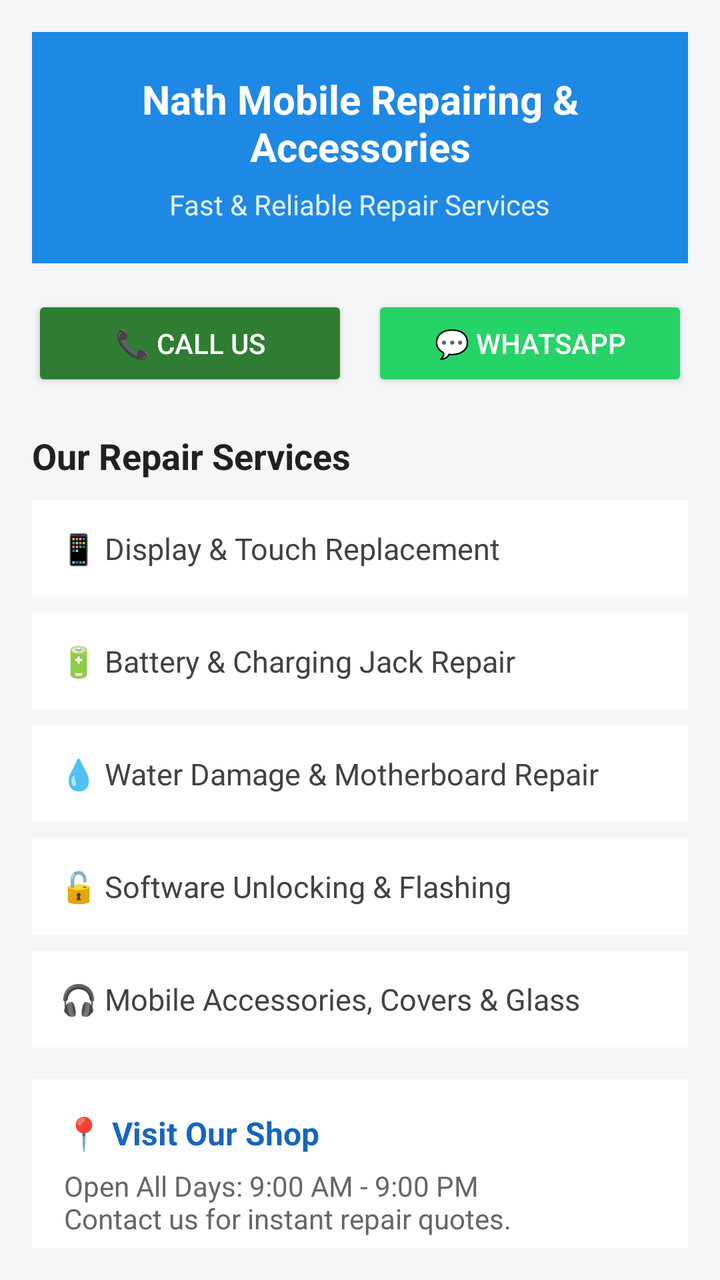
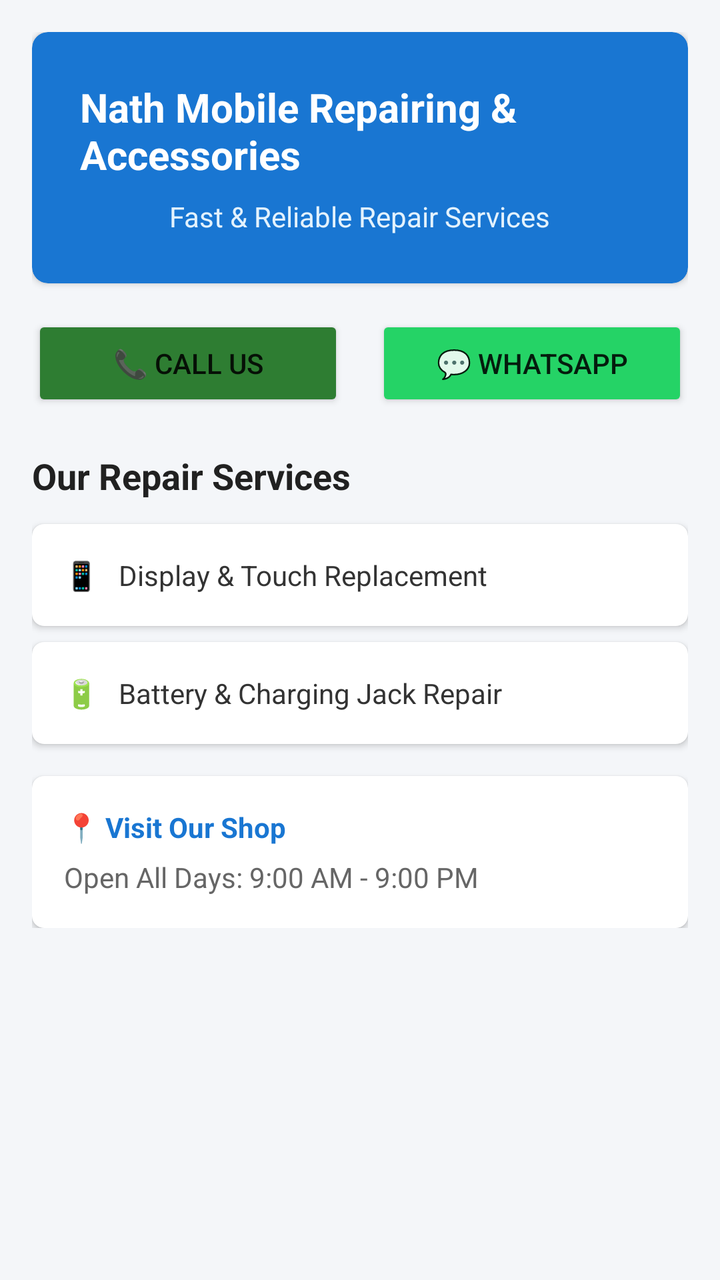

Compare the two renders of this Android layout. The source of the first and the diff that turns it into the second are given below.
<!-- AndroidManifest.xml: application theme Theme.AppCompat.Light.DarkActionBar -->
<!-- res/layout/activity_main.xml -->
<?xml version="1.0" encoding="utf-8"?>
<ScrollView xmlns:android="http://schemas.android.com/apk/res/android"
    android:layout_width="match_parent"
    android:layout_height="match_parent"
    android:background="#F4F6F8"
    android:padding="16dp">

    <LinearLayout
        android:layout_width="match_parent"
        android:layout_height="wrap_content"
        android:orientation="vertical">

        
        <LinearLayout
            android:layout_width="match_parent"
            android:layout_height="wrap_content"
            android:background="#1E88E5"
            android:padding="20dp"
            android:orientation="vertical"
            android:gravity="center">

            <TextView
                android:layout_width="wrap_content"
                android:layout_height="wrap_content"
                android:text="Nath Mobile Repairing &amp; Accessories"
                android:textColor="#FFFFFF"
                android:textSize="20sp"
                android:textStyle="bold"
                android:gravity="center" />

            <TextView
                android:layout_width="wrap_content"
                android:layout_height="wrap_content"
                android:text="Fast &amp; Reliable Repair Services"
                android:textColor="#E3F2FD"
                android:textSize="14sp"
                android:layout_marginTop="6dp" />
        </LinearLayout>

        
        <LinearLayout
            android:layout_width="match_parent"
            android:layout_height="wrap_content"
            android:orientation="horizontal"
            android:layout_marginTop="16dp">

            <Button
                android:id="@+id/btnCall"
                android:layout_width="0dp"
                android:layout_height="wrap_content"
                android:layout_weight="1"
                android:text="📞 Call Us"
                android:backgroundTint="#2E7D32"
                android:textColor="#FFFFFF"
                android:layout_marginEnd="6dp" />

            <Button
                android:id="@+id/btnWhatsapp"
                android:layout_width="0dp"
                android:layout_height="wrap_content"
                android:layout_weight="1"
                android:text="💬 WhatsApp"
                android:backgroundTint="#25D366"
                android:textColor="#FFFFFF"
                android:layout_marginStart="6dp" />
        </LinearLayout>

        
        <TextView
            android:layout_width="wrap_content"
            android:layout_height="wrap_content"
            android:text="Our Repair Services"
            android:textSize="18sp"
            android:textStyle="bold"
            android:textColor="#212121"
            android:layout_marginTop="20dp"
            android:layout_marginBottom="10dp" />

        
        <TextView
            android:layout_width="match_parent"
            android:layout_height="wrap_content"
            android:background="#FFFFFF"
            android:padding="14dp"
            android:text="📱 Display &amp; Touch Replacement"
            android:textSize="15sp"
            android:textColor="#424242"
            android:layout_marginBottom="8dp" />

        <TextView
            android:layout_width="match_parent"
            android:layout_height="wrap_content"
            android:background="#FFFFFF"
            android:padding="14dp"
            android:text="🔋 Battery &amp; Charging Jack Repair"
            android:textSize="15sp"
            android:textColor="#424242"
            android:layout_marginBottom="8dp" />

        <TextView
            android:layout_width="match_parent"
            android:layout_height="wrap_content"
            android:background="#FFFFFF"
            android:padding="14dp"
            android:text="💧 Water Damage &amp; Motherboard Repair"
            android:textSize="15sp"
            android:textColor="#424242"
            android:layout_marginBottom="8dp" />

        <TextView
            android:layout_width="match_parent"
            android:layout_height="wrap_content"
            android:background="#FFFFFF"
            android:padding="14dp"
            android:text="🔓 Software Unlocking &amp; Flashing"
            android:textSize="15sp"
            android:textColor="#424242"
            android:layout_marginBottom="8dp" />

        <TextView
            android:layout_width="match_parent"
            android:layout_height="wrap_content"
            android:background="#FFFFFF"
            android:padding="14dp"
            android:text="🎧 Mobile Accessories, Covers &amp; Glass"
            android:textSize="15sp"
            android:textColor="#424242"
            android:layout_marginBottom="16dp" />

        
        <LinearLayout
            android:layout_width="match_parent"
            android:layout_height="wrap_content"
            android:background="#FFFFFF"
            android:padding="16dp"
            android:orientation="vertical">

            <TextView
                android:layout_width="wrap_content"
                android:layout_height="wrap_content"
                android:text="📍 Visit Our Shop"
                android:textStyle="bold"
                android:textSize="16sp"
                android:textColor="#1565C0" />

            <TextView
                android:layout_width="wrap_content"
                android:layout_height="wrap_content"
                android:text="Open All Days: 9:00 AM - 9:00 PM\nContact us for instant repair quotes."
                android:textSize="14sp"
                android:textColor="#666666"
                android:layout_marginTop="6dp" />
        </LinearLayout>

    </LinearLayout>
</ScrollView>
<!-- resources referenced by this layout -->
<resources>

</resources>

<!-- the commit's change to res/layout/activity_main.xml (unified diff, before → after) -->
@@ -1,156 +1,139 @@
 <?xml version="1.0" encoding="utf-8"?>
 <ScrollView xmlns:android="http://schemas.android.com/apk/res/android"
+    xmlns:app="http://schemas.android.com/apk/res-auto"
     android:layout_width="match_parent"
     android:layout_height="match_parent"
-    android:background="#F4F6F8"
-    android:padding="16dp">
+    android:background="#F4F6F9">
 
     <LinearLayout
         android:layout_width="match_parent"
         android:layout_height="wrap_content"
-        android:orientation="vertical">
+        android:orientation="vertical"
+        android:padding="16dp">
+
+        
+        <androidx.cardview.widget.CardView
+            android:layout_width="match_parent"
+            android:layout_height="wrap_content"
+            app:cardBackgroundColor="#1976D2"
+            app:cardCornerRadius="8dp">
+
+            <LinearLayout
+                android:layout_width="match_parent"
+                android:layout_height="wrap_content"
+                android:gravity="center"
+                android:orientation="vertical"
+                android:padding="24dp">
+
+                <TextView
+                    android:layout_width="wrap_content"
+                    android:layout_height="wrap_content"
+                    android:text="Nath Mobile Repairing &amp; Accessories"
+                    android:textColor="#FFFFFF"
+                    android:textSize="20sp"
+                    android:textStyle="bold" />
+
+                <TextView
+                    android:layout_width="wrap_content"
+                    android:layout_height="wrap_content"
+                    android:layout_marginTop="8dp"
+                    android:text="Fast &amp; Reliable Repair Services"
+                    android:textColor="#E3F2FD" />
+            </LinearLayout>
+        </androidx.cardview.widget.CardView>
 
         
         <LinearLayout
             android:layout_width="match_parent"
             android:layout_height="wrap_content"
-            android:background="#1E88E5"
-            android:padding="20dp"
-            android:orientation="vertical"
-            android:gravity="center">
-
-            <TextView
-                android:layout_width="wrap_content"
-                android:layout_height="wrap_content"
-                android:text="Nath Mobile Repairing &amp; Accessories"
-                android:textColor="#FFFFFF"
-                android:textSize="20sp"
-                android:textStyle="bold"
-                android:gravity="center" />
-
-            <TextView
-                android:layout_width="wrap_content"
-                android:layout_height="wrap_content"
-                android:text="Fast &amp; Reliable Repair Services"
-                android:textColor="#E3F2FD"
-                android:textSize="14sp"
-                android:layout_marginTop="6dp" />
-        </LinearLayout>
-
-        
-        <LinearLayout
-            android:layout_width="match_parent"
-            android:layout_height="wrap_content"
-            android:orientation="horizontal"
-            android:layout_marginTop="16dp">
+            android:layout_marginTop="16dp"
+            android:orientation="horizontal">
 
             <Button
                 android:id="@+id/btnCall"
                 android:layout_width="0dp"
                 android:layout_height="wrap_content"
+                android:layout_marginEnd="8dp"
                 android:layout_weight="1"
-                android:text="📞 Call Us"
                 android:backgroundTint="#2E7D32"
-                android:textColor="#FFFFFF"
-                android:layout_marginEnd="6dp" />
+                android:text="📞 CALL US" />
 
             <Button
                 android:id="@+id/btnWhatsapp"
                 android:layout_width="0dp"
                 android:layout_height="wrap_content"
+                android:layout_marginStart="8dp"
                 android:layout_weight="1"
-                android:text="💬 WhatsApp"
                 android:backgroundTint="#25D366"
-                android:textColor="#FFFFFF"
-                android:layout_marginStart="6dp" />
+                android:text="💬 WHATSAPP" />
         </LinearLayout>
 
         
         <TextView
             android:layout_width="wrap_content"
             android:layout_height="wrap_content"
+            android:layout_marginTop="20dp"
+            android:layout_marginBottom="12dp"
             android:text="Our Repair Services"
+            android:textColor="#212121"
             android:textSize="18sp"
-            android:textStyle="bold"
-            android:textColor="#212121"
-            android:layout_marginTop="20dp"
-            android:layout_marginBottom="10dp" />
+            android:textStyle="bold" />
+
+        <androidx.cardview.widget.CardView
+            android:layout_width="match_parent"
+            android:layout_height="wrap_content"
+            android:layout_marginBottom="8dp"
+            app:cardCornerRadius="6dp">
+            <TextView
+                android:layout_width="match_parent"
+                android:layout_height="wrap_content"
+                android:padding="16dp"
+                android:text="📱   Display &amp; Touch Replacement"
+                android:textColor="#333333" />
+        </androidx.cardview.widget.CardView>
+
+        <androidx.cardview.widget.CardView
+            android:layout_width="match_parent"
+            android:layout_height="wrap_content"
+            android:layout_marginBottom="8dp"
+            app:cardCornerRadius="6dp">
+            <TextView
+                android:layout_width="match_parent"
+                android:layout_height="wrap_content"
+                android:padding="16dp"
+                android:text="🔋   Battery &amp; Charging Jack Repair"
+                android:textColor="#333333" />
+        </androidx.cardview.widget.CardView>
 
         
-        <TextView
+        <androidx.cardview.widget.CardView
+            android:id="@+id/cardShop"
             android:layout_width="match_parent"
             android:layout_height="wrap_content"
-            android:background="#FFFFFF"
-            android:padding="14dp"
-            android:text="📱 Display &amp; Touch Replacement"
-            android:textSize="15sp"
-            android:textColor="#424242"
-            android:layout_marginBottom="8dp" />
+            android:layout_marginTop="8dp"
+            app:cardCornerRadius="6dp">
 
-        <TextView
-            android:layout_width="match_parent"
-            android:layout_height="wrap_content"
-            android:background="#FFFFFF"
-            android:padding="14dp"
-            android:text="🔋 Battery &amp; Charging Jack Repair"
-            android:textSize="15sp"
-            android:textColor="#424242"
-            android:layout_marginBottom="8dp" />
+            <LinearLayout
+                android:layout_width="match_parent"
+                android:layout_height="wrap_content"
+                android:orientation="vertical"
+                android:padding="16dp">
 
-        <TextView
-            android:layout_width="match_parent"
-            android:layout_height="wrap_content"
-            android:background="#FFFFFF"
-            android:padding="14dp"
-            android:text="💧 Water Damage &amp; Motherboard Repair"
-            android:textSize="15sp"
-            android:textColor="#424242"
-            android:layout_marginBottom="8dp" />
+                <TextView
+                    android:layout_width="wrap_content"
+                    android:layout_height="wrap_content"
+                    android:text="📍 Visit Our Shop"
+                    android:textColor="#1976D2"
+                    android:textStyle="bold" />
 
-        <TextView
-            android:layout_width="match_parent"
-            android:layout_height="wrap_content"
-            android:background="#FFFFFF"
-            android:padding="14dp"
-            android:text="🔓 Software Unlocking &amp; Flashing"
-            android:textSize="15sp"
-            android:textColor="#424242"
-            android:layout_marginBottom="8dp" />
-
-        <TextView
-            android:layout_width="match_parent"
-            android:layout_height="wrap_content"
-            android:background="#FFFFFF"
-            android:padding="14dp"
-            android:text="🎧 Mobile Accessories, Covers &amp; Glass"
-            android:textSize="15sp"
-            android:textColor="#424242"
-            android:layout_marginBottom="16dp" />
-
-        
-        <LinearLayout
-            android:layout_width="match_parent"
-            android:layout_height="wrap_content"
-            android:background="#FFFFFF"
-            android:padding="16dp"
-            android:orientation="vertical">
-
-            <TextView
-                android:layout_width="wrap_content"
-                android:layout_height="wrap_content"
-                android:text="📍 Visit Our Shop"
-                android:textStyle="bold"
-                android:textSize="16sp"
-                android:textColor="#1565C0" />
-
-            <TextView
-                android:layout_width="wrap_content"
-                android:layout_height="wrap_content"
-                android:text="Open All Days: 9:00 AM - 9:00 PM\nContact us for instant repair quotes."
-                android:textSize="14sp"
-                android:textColor="#666666"
-                android:layout_marginTop="6dp" />
-        </LinearLayout>
+                <TextView
+                    android:layout_width="wrap_content"
+                    android:layout_height="wrap_content"
+                    android:layout_marginTop="6dp"
+                    android:text="Open All Days: 9:00 AM - 9:00 PM"
+                    android:textColor="#666666" />
+            </LinearLayout>
+        </androidx.cardview.widget.CardView>
 
     </LinearLayout>
 </ScrollView>
